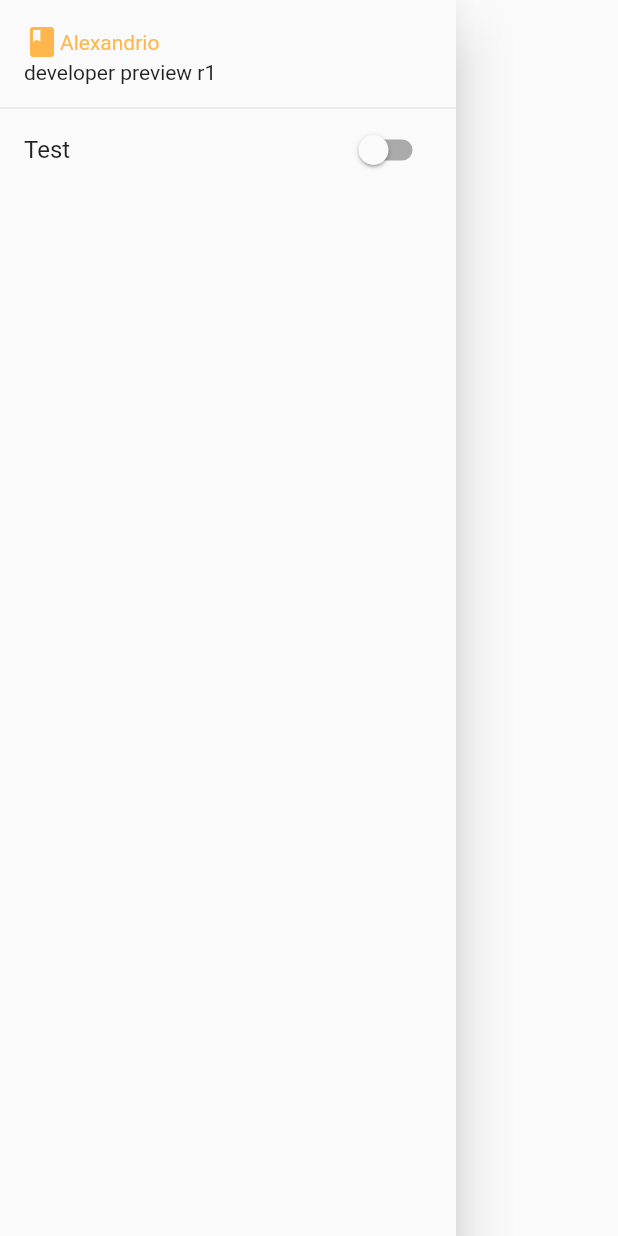
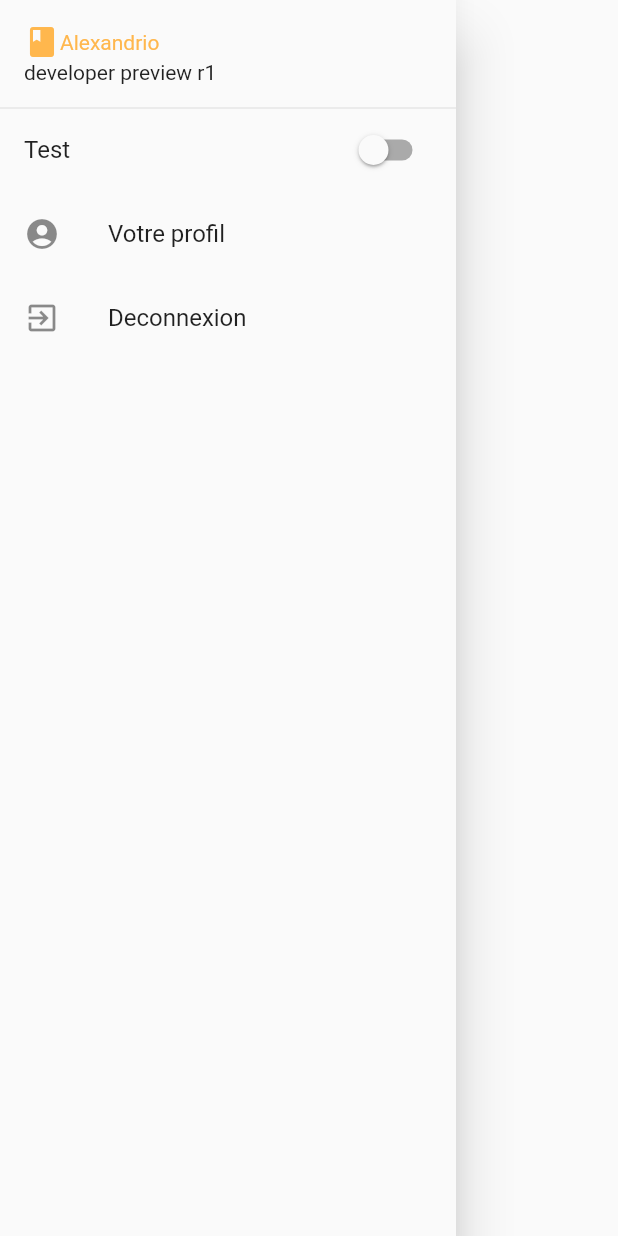
Before and after one commit to alexandr-io/alexandrio_app, a Flutter app: the AppDrawer widget shown alone on an empty page, opened directly with empty values, on a phone screen of 412 x 824 dp. Run offline on Flutter 3.47's test engine with Material 2 defaults, Android fonts, the light colour scheme and no system bars; network calls fail.

Commit message:
add: Basic profile page Api connections Button logout

```diff
--- a/lib/Pages/Home.dart
+++ b/lib/Pages/Home.dart
@@ -8,6 +8,9 @@ import '../Components/UI/AppBarPadding.dart';
 import '../App.dart';
 import '../ThemeBuilder.dart';
 import '../Components/Book.dart';
+
+import 'Profile.dart';
+import 'Login.dart';
 
 AppBarPadding searchAppBar(bool tabletMode) => AppBarPadding(
       padding: EdgeInsets.symmetric(
@@ -138,6 +141,26 @@ class AppDrawer extends StatelessWidget {
               },
               title: Text("Test"),
             ),
+            ListTile(
+              leading: Icon(Icons.account_circle),
+              title: Text("Votre profil"),
+              onTap: ()
+                async => Navigator.of(context).push(
+                  MaterialPageRoute(
+                    builder: (BuildContext context) => Profile(),
+                  )
+                ),
+            ),
+            ListTile(
+              leading: Icon(Icons.exit_to_app),
+              title: Text("Deconnexion"),
+              onTap: ()
+                async => Navigator.of(context).push(
+                  MaterialPageRoute(
+                    builder: (BuildContext context) => Login(),
+                  )
+                )
+            )
           ],
         ),
       );
--- a/pubspec.yaml
+++ b/pubspec.yaml
@@ -21,6 +21,7 @@ environment:
   sdk: ">=2.7.0 <3.0.0"
 
 dependencies:
+  http: ^0.12.0+4
   flutter:
     sdk: flutter
 
```
Also changed, not shown: lib/Pages/Profile.dart (added, +60 -0 lines), lib/backend/Connection.dart (added, +81 -0 lines), pubspec.lock.
